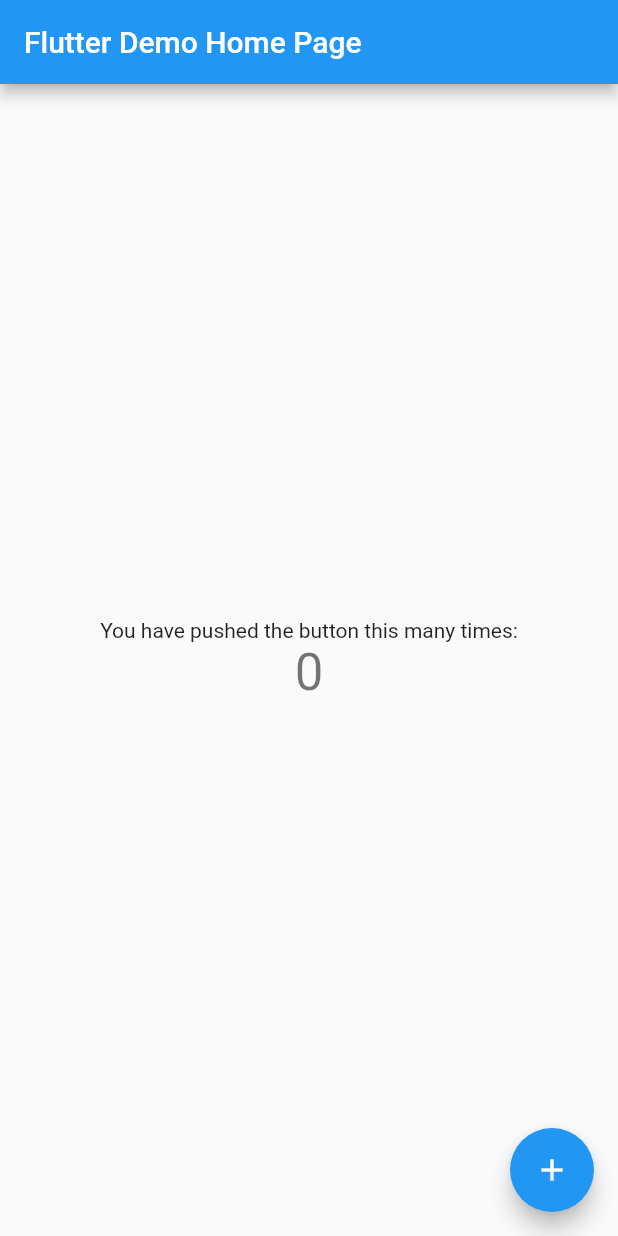
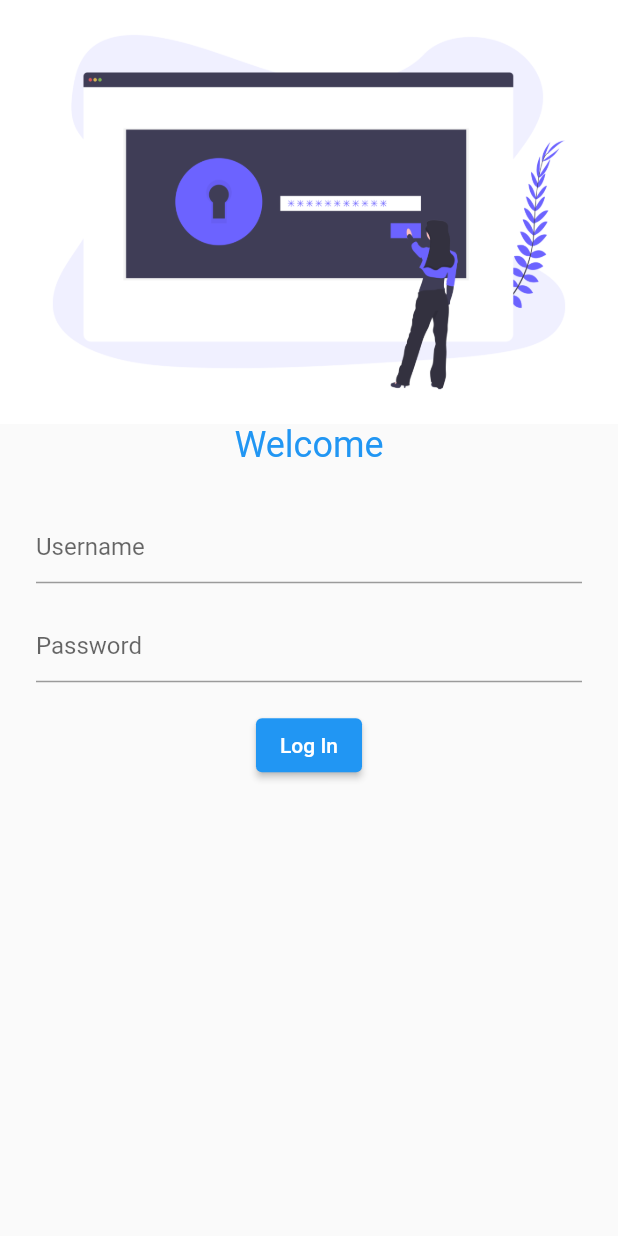
Before and after one commit to t3j3ndrA/flutterECommerce, a Flutter app: the screen it shows after launch, on a phone screen of 412 x 824 dp. Run offline on Flutter 3.47's test engine with Material 2 defaults, Android fonts, the phone set to English and light mode, and no system bars.

Commit message:
login page created

```diff
--- a/lib/main.dart
+++ b/lib/main.dart
@@ -1,115 +1,6 @@
 import 'package:flutter/material.dart';
+import 'pages/home_page.dart';
 
 void main() {
-  runApp(const MyApp());
+  runApp(const HomePage());
 }
-
-class MyApp extends StatelessWidget {
-  const MyApp({Key? key}) : super(key: key);
-
-  // This widget is the root of your application.
-  @override
-  Widget build(BuildContext context) {
-    return MaterialApp(
-      title: 'Flutter Demo',
-      theme: ThemeData(
-        // This is the theme of your application.
-        //
-        // Try running your application with "flutter run". You'll see the
-        // application has a blue toolbar. Then, without quitting the app, try
-        // changing the primarySwatch below to Colors.green and then invoke
-        // "hot reload" (press "r" in the console where you ran "flutter run",
-        // or simply save your changes to "hot reload" in a Flutter IDE).
-        // Notice that the counter didn't reset back to zero; the application
-        // is not restarted.
-        primarySwatch: Colors.blue,
-      ),
-      home: const MyHomePage(title: 'Flutter Demo Home Page'),
-    );
-  }
-}
-
-class MyHomePage extends StatefulWidget {
-  const MyHomePage({Key? key, required this.title}) : super(key: key);
-
-  // This widget is the home page of your application. It is stateful, meaning
-  // that it has a State object (defined below) that contains fields that affect
-  // how it looks.
-
-  // This class is the configuration for the state. It holds the values (in this
-  // case the title) provided by the parent (in this case the App widget) and
-  // used by the build method of the State. Fields in a Widget subclass are
-  // always marked "final".
-
-  final String title;
-
-  @override
-  State<MyHomePage> createState() => _MyHomePageState();
-}
-
-class _MyHomePageState extends State<MyHomePage> {
-  int _counter = 0;
-
-  void _incrementCounter() {
-    setState(() {
-      // This call to setState tells the Flutter framework that something has
-      // changed in this State, which causes it to rerun the build method below
-      // so that the display can reflect the updated values. If we changed
-      // _counter without calling setState(), then the build method would not be
-      // called again, and so nothing would appear to happen.
-      _counter++;
-    });
-  }
-
-  @override
-  Widget build(BuildContext context) {
-    // This method is rerun every time setState is called, for instance as done
-    // by the _incrementCounter method above.
-    //
-    // The Flutter framework has been optimized to make rerunning build methods
-    // fast, so that you can just rebuild anything that needs updating rather
-    // than having to individually change instances of widgets.
-    return Scaffold(
-      appBar: AppBar(
-        // Here we take the value from the MyHomePage object that was created by
-        // the App.build method, and use it to set our appbar title.
-        title: Text(widget.title),
-      ),
-      body: Center(
-        // Center is a layout widget. It takes a single child and positions it
-        // in the middle of the parent.
-        child: Column(
-          // Column is also a layout widget. It takes a list of children and
-          // arranges them vertically. By default, it sizes itself to fit its
-          // children horizontally, and tries to be as tall as its parent.
-          //
-          // Invoke "debug painting" (press "p" in the console, choose the
-          // "Toggle Debug Paint" action from the Flutter Inspector in Android
-          // Studio, or the "Toggle Debug Paint" command in Visual Studio Code)
-          // to see the wireframe for each widget.
-          //
-          // Column has various properties to control how it sizes itself and
-          // how it positions its children. Here we use mainAxisAlignment to
-          // center the children vertically; the main axis here is the vertical
-          // axis because Columns are vertical (the cross axis would be
-          // horizontal).
-          mainAxisAlignment: MainAxisAlignment.center,
-          children: <Widget>[
-            const Text(
-              'You have pushed the button this many times:',
-            ),
-            Text(
-              '$_counter',
-              style: Theme.of(context).textTheme.headline4,
-            ),
-          ],
-        ),
-      ),
-      floatingActionButton: FloatingActionButton(
-        onPressed: _incrementCounter,
-        tooltip: 'Increment',
-        child: const Icon(Icons.add),
-      ), // This trailing comma makes auto-formatting nicer for build methods.
-    );
-  }
-}
--- /dev/null
+++ b/lib/pages/home_page.dart
@@ -0,0 +1,26 @@
+import 'package:flutter/material.dart';
+import 'login_page.dart';
+
+class HomePage extends StatelessWidget {
+  const HomePage({Key? key}) : super(key: key);
+
+  @override
+  Widget build(BuildContext context) {
+    return MaterialApp(
+      title: "E-Commerce Shop",
+      initialRoute: "/login",
+      routes: {
+        "/login": (context) => LoginPage(),
+      },
+      home: Scaffold(
+        appBar: AppBar(
+          title: Text("Home Screen"),
+          centerTitle: true,
+          elevation: 0,
+        ),
+        body: Text("Home Screen"),
+        drawer: Drawer(),
+      ),
+    );
+  }
+}
--- /dev/null
+++ b/lib/pages/login_page.dart
@@ -0,0 +1,63 @@
+import 'package:flutter/material.dart';
+
+class LoginPage extends StatelessWidget {
+  const LoginPage({Key? key}) : super(key: key);
+
+  @override
+  Widget build(BuildContext context) {
+    return Scaffold(
+      body: Column(
+        children: [
+          const Image(
+            image: AssetImage(
+              "assets/images/authentication.png",
+            ),
+            fit: BoxFit.cover,
+          ),
+          const Text(
+            "Welcome",
+            style: TextStyle(
+              fontSize: 24,
+              color: Colors.blue,
+            ),
+          ),
+          const SizedBox(
+            height: 30,
+          ),
+          Padding(
+            padding: const EdgeInsets.symmetric(horizontal: 24.0),
+            child: Column(
+              children: [
+                TextFormField(
+                  decoration: const InputDecoration(
+                    // hinText shows greyed text for hint
+                    hintText: "Username",
+                  ),
+                ),
+                const SizedBox(
+                  height: 18,
+                ),
+                TextFormField(
+                    // obsecureText field is for type : Password(****)
+                    // which is false by defualt
+                    obscureText: true,
+                    decoration: const InputDecoration(
+                      hintText: "Password",
+                    )),
+              ],
+            ),
+          ),
+          const SizedBox(
+            height: 18,
+          ),
+          ElevatedButton(
+            onPressed: () {
+              print("Log In pressed");
+            },
+            child: const Text("Log In"),
+          ),
+        ],
+      ),
+    );
+  }
+}
--- a/pubspec.yaml
+++ b/pubspec.yaml
@@ -58,8 +58,8 @@ flutter:
   uses-material-design: true
 
   # To add assets to your application, add an assets section, like this:
-  # assets:
-  #   - images/a_dot_burr.jpeg
+  assets:
+    - assets/images/
   #   - images/a_dot_ham.jpeg
 
   # An image asset can refer to one or more resolution-specific "variants", see
```
Also changed, not shown: assets/images/authentication.png (added), assets/images/secure_login.png (added).
